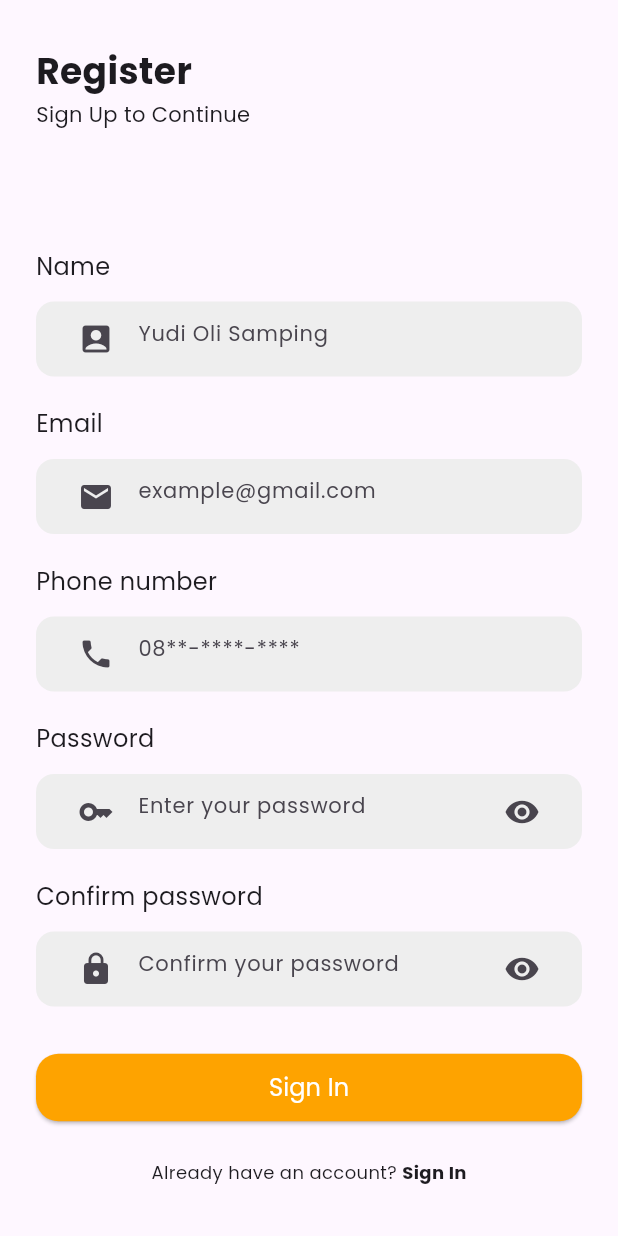
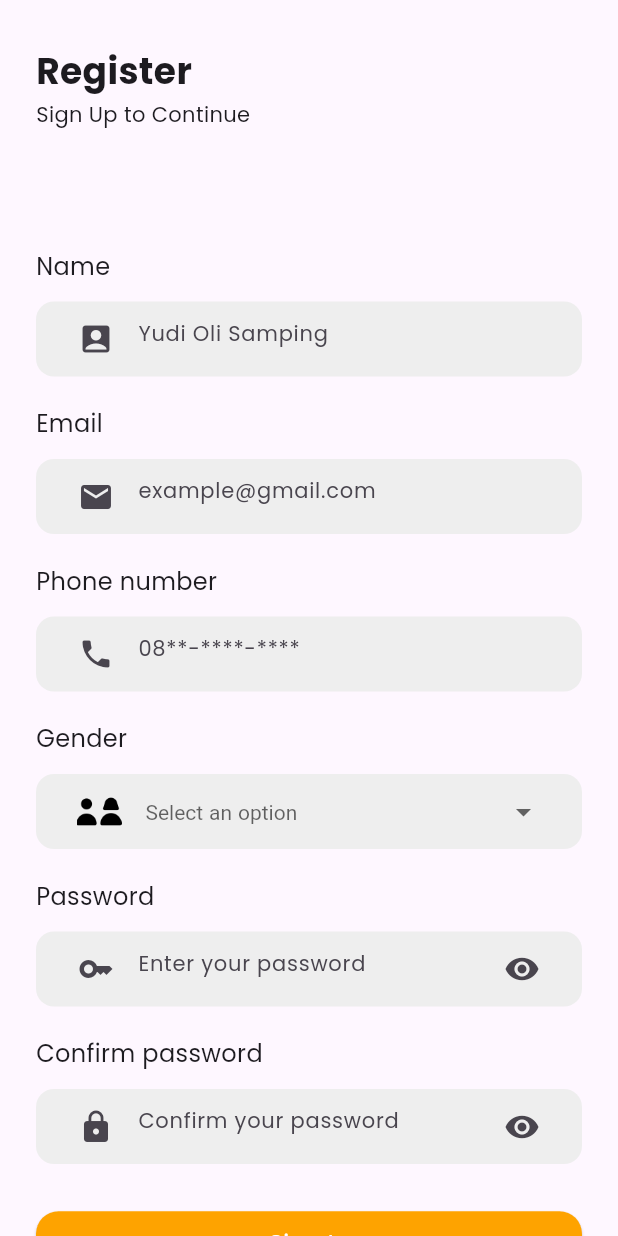
Before and after one commit to Lezazel-Developer/mobile-lezazel, a Flutter app: the SignUpScreen screen opened by its route, on a phone screen of 412 x 824 dp. Run offline on Flutter 3.47's test engine with Material 3 defaults, Android fonts, the phone set to English and light mode, and no system bars; our stand-ins replace another_flushbar, carousel_slider, flutter_feather_icons, google_fonts, lottie, water_drop_nav_bar.

Commit message:
fix: overflow on checkout feat: gender on register form

```diff
--- a/lib/auth/sign-in-new.dart
+++ b/lib/auth/sign-in-new.dart
@@ -1,5 +1,5 @@
 import 'package:flutter/material.dart';
-import 'package:lezazel_flutter/widget/form.dart';
+import 'package:lezazel_flutter/auth/widget/customField.dart';
 import 'package:lottie/lottie.dart';
 
 import '../widget/button.dart';
--- a/lib/auth/sign-up-new.dart
+++ b/lib/auth/sign-up-new.dart
@@ -1,5 +1,6 @@
 import 'package:flutter/material.dart';
-import 'package:lezazel_flutter/widget/form.dart';
+import 'package:lezazel_flutter/preferences/assets.dart';
+import 'widget/widget.dart';
 
 import '../widget/button.dart';
 
@@ -16,11 +17,15 @@ class _SignUpScreenState extends State<SignUpScreen> {
   final TextEditingController nameController = TextEditingController();
   final TextEditingController passwordController = TextEditingController();
   final TextEditingController confirmPasswordController =
-      TextEditingController();
+  TextEditingController();
   final TextEditingController emailController = TextEditingController();
   final TextEditingController phoneController = TextEditingController();
   bool _isPasswordHidden = true;
   bool _isConfirmPasswordHidden = true;
+
+  String? selectedGender;
+
+
 
   void _togglePasswordVisibility() {
     setState(() {
@@ -89,6 +94,101 @@ class _SignUpScreenState extends State<SignUpScreen> {
       );
     }
 
+    Widget content(){
+      return Column(
+        children: [
+          Padding(
+            padding: const EdgeInsets.only(top: 70.0),
+            child: CustomField(
+              title: 'Name',
+              controller: nameController,
+              hintText: 'Yudi Oli Samping',
+              prefixIcon: const Icon(Icons.account_box),
+            ),
+          ),
+          CustomField(
+              title: 'Email',
+              prefixIcon: const Icon(Icons.email),
+              hintText: 'example@gmail.com',
+              controller: emailController),
+          CustomField(
+              title: 'Phone number',
+              prefixIcon: const Icon(Icons.phone),
+              hintText: '08**-****-****',
+              controller: phoneController),
+
+          DropdownField(
+            title: 'Gender',
+            prefixIcon: MainAssets.gender,
+            value: selectedGender,
+            items: const [
+              DropdownMenuItem(
+                value: 'Male',
+                child: Text('Male'),
+              ),
+              DropdownMenuItem(
+                value: 'Female',
+                child: Text('Female'),
+              ),
+            ],
+            onChanged: (value) {
+              setState(() {
+                selectedGender = value;
+              });
+            },
+          ),
+
+          CustomField(
+            title: 'Password',
+            obscureText: _isPasswordHidden,
+            prefixIcon: const Icon(Icons.key),
+            suffixIcon: IconButton(
+              onPressed: _togglePasswordVisibility,
+              icon: Icon(_isPasswordHidden
+                  ? Icons.visibility
+                  : Icons.visibility_off),
+            ),
+            controller: passwordController,
+            hintText: 'Enter your password',
+          ),
+          CustomField(
+            title: 'Confirm password',
+            obscureText: _isConfirmPasswordHidden,
+            prefixIcon: const Icon(Icons.lock),
+            suffixIcon: IconButton(
+              onPressed: _toggleConfirmPasswordVisibility,
+              icon: Icon(_isConfirmPasswordHidden
+                  ? Icons.visibility
+                  : Icons.visibility_off),
+            ),
+            controller: confirmPasswordController,
+            hintText: 'Confirm your password',
+          ),
+
+
+          isLoading ? const Padding(
+            padding: EdgeInsets.all(22.0),
+            child: Center(
+              child: CircularProgressIndicator(
+                valueColor: AlwaysStoppedAnimation<Color>(
+                    Colors.blue),
+              ),
+            ),
+          )
+              : CustomButton(
+            title: 'Sign In',
+            onPressed: () {
+              Navigator.pushNamedAndRemoveUntil(
+                  context, '/home', (route) => false);
+            },
+          ),
+
+          const SizedBox(height: 24),
+
+        ],
+      );
+    }
+
     Widget footer() {
       return Container(
         margin: const EdgeInsets.only(bottom: 30),
@@ -130,69 +230,9 @@ class _SignUpScreenState extends State<SignUpScreen> {
               crossAxisAlignment: CrossAxisAlignment.start,
               children: [
                 header(),
-                Padding(
-                  padding: const EdgeInsets.only(top: 70.0),
-                  child: CustomField(
-                    title: 'Name',
-                    controller: nameController,
-                    hintText: 'Yudi Oli Samping',
-                    prefixIcon: const Icon(Icons.account_box),
-                  ),
-                ),
-                CustomField(
-                    title: 'Email',
-                    prefixIcon: const Icon(Icons.email),
-                    hintText: 'example@gmail.com',
-                    controller: emailController),
-                CustomField(
-                    title: 'Phone number',
-                    prefixIcon: const Icon(Icons.phone),
-                    hintText: '08**-****-****',
-                    controller: phoneController),
-                CustomField(
-                  title: 'Password',
-                  obscureText: _isPasswordHidden,
-                  prefixIcon: const Icon(Icons.key),
-                  suffixIcon: IconButton(
-                    onPressed: _togglePasswordVisibility,
-                    icon: Icon(_isPasswordHidden
-                        ? Icons.visibility
-                        : Icons.visibility_off),
-                  ),
-                  controller: passwordController,
-                  hintText: 'Enter your password',
-                ),
-                CustomField(
-                  title: 'Confirm password',
-                  obscureText: _isConfirmPasswordHidden,
-                  prefixIcon: const Icon(Icons.lock),
-                  suffixIcon: IconButton(
-                    onPressed: _toggleConfirmPasswordVisibility,
-                    icon: Icon(_isConfirmPasswordHidden
-                        ? Icons.visibility
-                        : Icons.visibility_off),
-                  ),
-                  controller: confirmPasswordController,
-                  hintText: 'Confirm your password',
-                ),
-                isLoading
-                    ? const Padding(
-                        padding: EdgeInsets.all(22.0),
-                        child: Center(
-                          child: CircularProgressIndicator(
-                            valueColor: AlwaysStoppedAnimation<Color>(
-                                Colors.blue), // Ganti warna di sini
-                          ),
-                        ),
-                      )
-                    : CustomButton(
-                        title: 'Sign In',
-                        onPressed: () {
-                          Navigator.pushNamedAndRemoveUntil(
-                              context, '/home', (route) => false);
-                        },
-                      ),
-                const SizedBox(height: 24),
+
+                content(),
+
                 footer(),
               ],
             ),
--- /dev/null
+++ b/lib/auth/widget/customField.dart
@@ -0,0 +1,70 @@
+import 'package:flutter/material.dart';
+
+class CustomField extends StatelessWidget {
+  final String title;
+  final bool obscureText;
+  final String hintText;
+  final Icon prefixIcon;
+  final Widget? suffixIcon;
+  final TextEditingController? controller;
+
+  const CustomField({
+    super.key,
+    required this.title,
+    required this.prefixIcon,
+    this.suffixIcon,
+    required this.hintText,
+    this.obscureText = false,
+    this.controller,
+  });
+
+  @override
+  Widget build(BuildContext context) {
+    return Padding(
+      padding: const EdgeInsets.symmetric(vertical: 10.0),
+      child: Column(
+        crossAxisAlignment: CrossAxisAlignment.start,
+        children: [
+          Text(
+            title,
+            style: const TextStyle(
+              fontSize: 16,
+              fontWeight: FontWeight.normal,
+            ),
+          ),
+          const SizedBox(
+            height: 12,
+          ),
+          Container(
+            height: 50,
+            padding: const EdgeInsets.symmetric(
+              horizontal: 16,
+            ),
+            decoration: BoxDecoration(
+              color: Colors.grey[200],
+              borderRadius: BorderRadius.circular(12),
+            ),
+            child: Center(
+              child: Expanded(
+                child: TextFormField(
+                  controller: controller,
+                  obscureText: obscureText,
+                  decoration: InputDecoration(
+                    prefixIcon: prefixIcon,
+                    suffixIcon: suffixIcon,
+                    hintText: hintText,
+                    hintStyle: const TextStyle(
+                      fontSize: 14,
+                      fontWeight: FontWeight.normal,
+                    ),
+                    border: InputBorder.none,
+                  ),
+                ),
+              ),
+            ),
+          ),
+        ],
+      ),
+    );
+  }
+}
--- /dev/null
+++ b/lib/auth/widget/dropDownField.dart
@@ -0,0 +1,81 @@
+import 'package:flutter/material.dart';
+
+class DropdownField extends StatelessWidget {
+  final String title;
+  final String prefixIcon;
+  final String? value;
+  final List<DropdownMenuItem<String>> items;
+  final ValueChanged<String?> onChanged;
+
+
+  const DropdownField({
+    super.key,
+    required this.title,
+    required this.prefixIcon,
+    this.value,
+    required this.items,
+    required this.onChanged,
+
+  });
+
+  @override
+  Widget build(BuildContext context) {
+    return Padding(
+      padding: const EdgeInsets.symmetric(vertical: 10.0),
+      child: Column(
+        crossAxisAlignment: CrossAxisAlignment.start,
+        children: [
+          Text(
+            title,
+            style: const TextStyle(
+              fontSize: 16,
+              fontWeight: FontWeight.normal,
+            ),
+          ),
+          const SizedBox(
+            height: 12,
+          ),
+          Container(
+            height: 50,
+            padding: const EdgeInsets.symmetric(
+              horizontal: 27,
+            ),
+            decoration: BoxDecoration(
+              color: Colors.grey[200],
+              borderRadius: BorderRadius.circular(12),
+            ),
+            child: Row(
+              children: [
+                Image.asset(prefixIcon, width: 30, height: 30,),
+                const SizedBox(width: 16),
+                Expanded(
+                  child: DropdownButtonHideUnderline(
+                    child: DropdownButton<String>(
+                      value: value,
+                      items: items,
+                      onChanged: onChanged,
+                      isExpanded: true,
+                      hint: const Text(
+                        'Select an option',
+                        style: TextStyle(
+                          fontSize: 14,
+                          fontWeight: FontWeight.normal,
+                        ),
+                      ),
+                      style: const TextStyle(
+                        fontSize: 14,
+                        fontWeight: FontWeight.normal,
+                        color: Colors.black,
+                      ),
+                      icon: const Icon(Icons.arrow_drop_down),
+                    ),
+                  ),
+                ),
+              ],
+            ),
+          ),
+        ],
+      ),
+    );
+  }
+}
--- /dev/null
+++ b/lib/auth/widget/widget.dart
@@ -0,0 +1,2 @@
+export 'customField.dart';
+export 'dropDownField.dart';
--- a/lib/features/home/pages/home/sections/profile_section.dart
+++ b/lib/features/home/pages/home/sections/profile_section.dart
@@ -38,7 +38,7 @@ class Profile extends StatelessWidget {
               onTap: () {
                 Navigator.pushNamed(context, '/edit-profile');
               },
-              child: Image.asset(gender == 'man' ? MainAssets.girlProfile : MainAssets.manProfile,
+              child: Image.asset(gender == 'girl' ? MainAssets.girlProfile : MainAssets.manProfile,
                   width: 50, height: 50)),
         ],
       ),
--- a/lib/preferences/assets.dart
+++ b/lib/preferences/assets.dart
@@ -41,4 +41,7 @@ class MainAssets{
   //favorite
   static const heart = '$path/heart.png';
 
+  //auth
+  static const gender = '$path/male-female.png';
+
 }
--- a/lib/screen/checkout/checkout_detail_screen.dart
+++ b/lib/screen/checkout/checkout_detail_screen.dart
@@ -101,7 +101,8 @@ class _CheckoutScreenState extends State<CheckoutScreen> {
                   ),
                 ),
                 20.0.w,
-                Column(
+                Expanded(
+                  child: Column(
                     crossAxisAlignment: CrossAxisAlignment.start,
                     children: [
                       const Text(
@@ -120,7 +121,7 @@ class _CheckoutScreenState extends State<CheckoutScreen> {
                       ),
                     ],
                   ),
-                50.0.w,
+                ),
                 const Text(
                   'x1',
                   style: TextStyle(fontSize: 20, color: Colors.black),
--- a/lib/widget/form.dart
+++ /dev/null
@@ -1,77 +0,0 @@
-import 'package:flutter/material.dart';
-
-class CustomField extends StatelessWidget {
-  final String title;
-  final bool obscureText;
-  final String hintText;
-  final Icon prefixIcon;
-  final Widget? suffixIcon;
-  final TextEditingController? controller;
-
-  const CustomField({
-    super.key,
-    required this.title,
-    required this.prefixIcon,
-    this.suffixIcon,
-    required this.hintText,
-    this.obscureText = false,
-    this.controller,
-  });
-
-  @override
-  Widget build(BuildContext context) {
-    return Container(
-      child: Padding(
-        padding: const EdgeInsets.symmetric(vertical: 10.0),
-        child: Column(
-          crossAxisAlignment: CrossAxisAlignment.start,
-          children: [
-            Text(
-              title,
-              style: const TextStyle(
-                fontSize: 16,
-                fontWeight: FontWeight.normal,
-              ),
-            ),
-            const SizedBox(
-              height: 12,
-            ),
-            Container(
-              height: 50,
-              padding: const EdgeInsets.symmetric(
-                horizontal: 16,
-              ),
-              decoration: BoxDecoration(
-                color: Colors.grey[200],
-                borderRadius: BorderRadius.circular(12),
-              ),
-              child: Center(
-                child: Expanded(
-                  child: TextFormField(
-                    controller: controller,
-                    obscureText: obscureText,
-                    decoration: InputDecoration(
-                      prefixIcon: prefixIcon,
-                      suffixIcon: suffixIcon,
-                      hintText: hintText,
-                      hintStyle: const TextStyle(
-                        fontSize: 14,
-                        fontWeight: FontWeight.normal,
-                      ),
-                      enabledBorder: const UnderlineInputBorder(
-                        borderSide: BorderSide.none,
-                      ),
-                      focusedBorder: const UnderlineInputBorder(
-                        borderSide: BorderSide.none,
-                      ),
-                    ),
-                  ),
-                ),
-              ),
-            ),
-          ],
-        ),
-      ),
-    );
-  }
-}
--- a/lib/widget/widget.dart
+++ b/lib/widget/widget.dart
@@ -2,6 +2,6 @@ export 'adress_detail_item.dart';
 export 'button.dart';
 export '../features/chat/widgets/chat_bubble.dart';
 export '../features/chat/widgets/chat_tile.dart';
-export 'form.dart';
+export '../auth/widget/customField.dart';
 export 'profile_form.dart';
 export 'title.dart';
```
Also changed, not shown: assets/images/male-female.png (added), 1 other file. Lines whose indentation alone changed are shown as unchanged.
